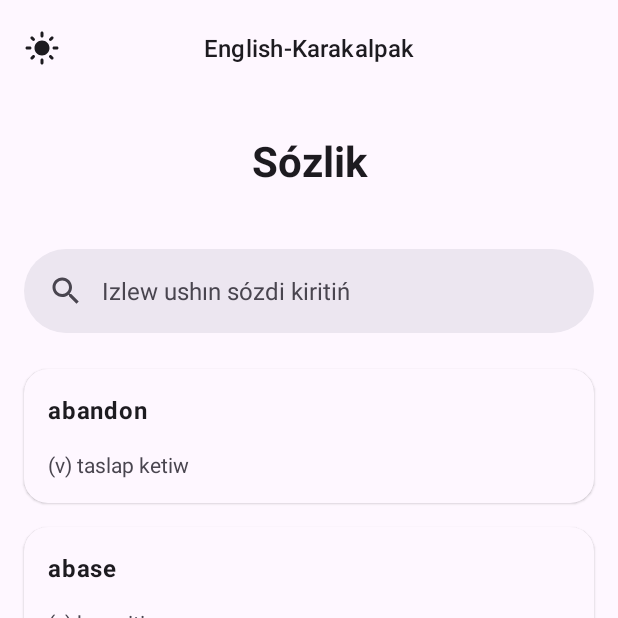
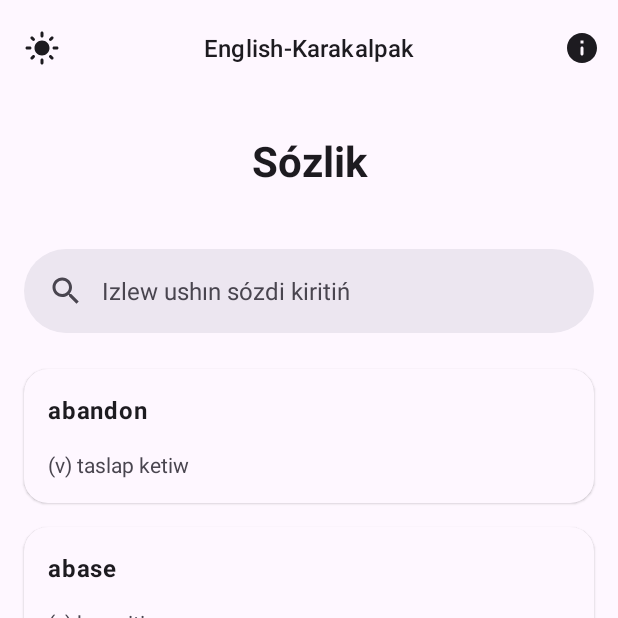
Before and after one commit to theberdakh/EnglishKarakalpak, an Android app: the screen it shows after launch (MainActivity), on a phone screen of 412 x 824 dp, the top half of it. Run offline under Robolectric (Android 15) with nearby library versions, the light colour scheme and no system bars.

Commit message:
add about fragment

```diff
--- /dev/null
+++ b/app/src/main/res/drawable/round_info_24.xml
@@ -0,0 +1,12 @@
+<vector xmlns:android="http://schemas.android.com/apk/res/android"
+    android:width="24dp"
+    android:height="24dp"
+    android:tint="?colorOnSurface"
+    android:viewportWidth="24"
+    android:viewportHeight="24">
+
+    <path
+        android:fillColor="@android:color/white"
+        android:pathData="M12,2C6.48,2 2,6.48 2,12s4.48,10 10,10 10,-4.48 10,-10S17.52,2 12,2zM12,17c-0.55,0 -1,-0.45 -1,-1v-4c0,-0.55 0.45,-1 1,-1s1,0.45 1,1v4c0,0.55 -0.45,1 -1,1zM13,9h-2L11,7h2v2z" />
+
+</vector>
--- a/app/src/main/res/layout/fragment_main.xml
+++ b/app/src/main/res/layout/fragment_main.xml
@@ -19,6 +19,7 @@
             app:layout_collapseMode="pin"
             app:title="@string/app_name"
             app:titleCentered="true"
+            app:menu="@menu/menu_about"
             app:titleTextAppearance="?textAppearanceTitleMedium" />
 
         <TextView
--- /dev/null
+++ b/app/src/main/res/menu/menu_about.xml
@@ -0,0 +1,8 @@
+<?xml version="1.0" encoding="utf-8"?>
+<menu xmlns:android="http://schemas.android.com/apk/res/android"
+    xmlns:app="http://schemas.android.com/apk/res-auto">
+    <item android:id="@+id/action_about"
+        android:title="About"
+        android:icon="@drawable/round_info_24"
+        app:showAsAction="always"/>
+</menu>
```
Also changed, not shown: app/src/main/java/com/theberdakh/tradingglossary/about/AboutFragment.kt (added, +35 -0 lines), app/src/main/java/com/theberdakh/tradingglossary/home/MainFragment.kt (+11 -0 lines), app/src/main/res/layout/fragment_about.xml (added, +38 -0 lines), app/src/main/res/values/strings.xml (+2 -0 lines).
